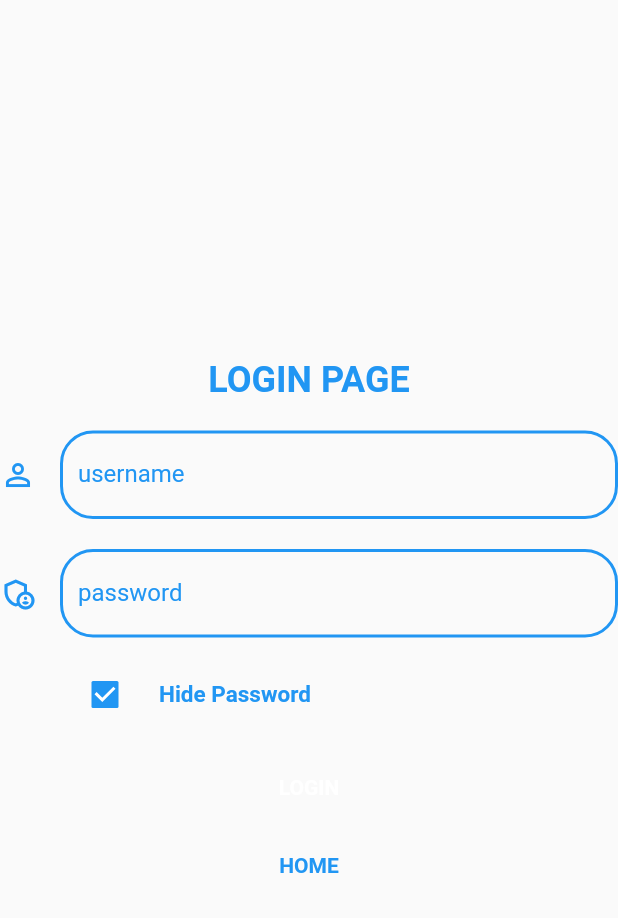
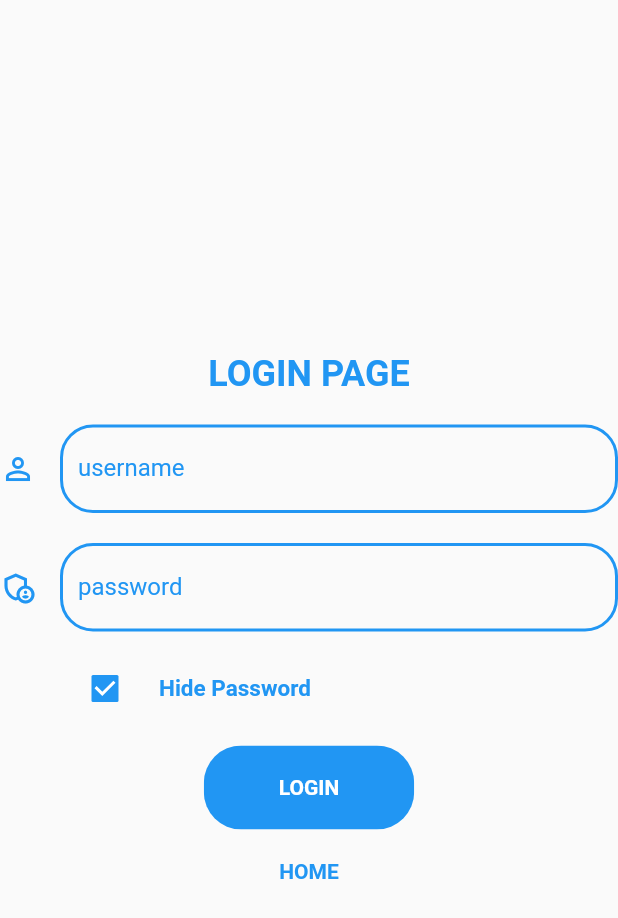
Before and after one commit to DSAQWERTY001/Web_app_proj, a Flutter app: the LoginScreen screen opened by its route, on a phone screen of 412 x 824 dp. Shown: the top 918 px of the screen. Run offline on Flutter 3.47's test engine with Material 2 defaults, Android fonts, the phone set to English and light mode, and no system bars; our stand-ins replace animated_text_kit, cloud_firestore, file_picker, firebase_auth, firebase_core, google_fonts and 1 more; missing offline and left inert: awesome_select, dart:html, excel, near_api_flutter, parent_child_checkbox; accounts and stored records are empty.

Commit message:
last one

```diff
--- a/lib/Screens/Login/login_screen.dart
+++ b/lib/Screens/Login/login_screen.dart
@@ -140,12 +140,10 @@ class _LoginScreenState extends State<LoginScreen> {
                   ),
                   ClipRRect(
                     borderRadius: BorderRadius.circular(25),
-                    child: TextButton(
-                      style: TextButton.styleFrom(
-                        padding:
-                            EdgeInsets.symmetric(horizontal: 25, vertical: 15),
-                        primary: Colors.blue,
-                      ),
+                    child: FlatButton(
+                      padding:
+                          EdgeInsets.symmetric(horizontal: 50, vertical: 20),
+                      color: Colors.blue,
                       onPressed: signIn,
                       child: Text(
                         "login".toUpperCase(),
```
Also changed, not shown: lib/Screens/Components/ฺButton.dart (+5 -6 lines).
